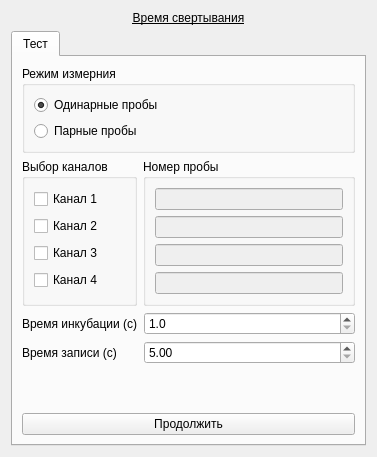
Old version of the form choisedialog/ko1.ui in the repository krang4d/Agrekola.
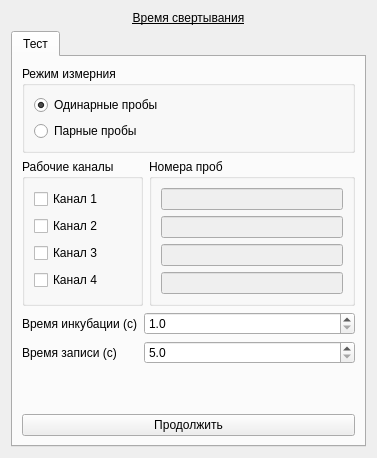
New version of the form.

Diff of the .ui file:
```diff
--- a/choisedialog/ko1.ui
+++ b/choisedialog/ko1.ui
@@ -7,7 +7,7 @@
     <x>0</x>
     <y>0</y>
     <width>377</width>
-    <height>437</height>
+    <height>458</height>
    </rect>
   </property>
   <property name="windowTitle">
@@ -83,7 +83,7 @@
          <item>
           <widget class="QGroupBox" name="groupBox_testChls">
            <property name="title">
-            <string>Выбор каналов</string>
+            <string>Рабочие каналы</string>
            </property>
            <layout class="QVBoxLayout" name="verticalLayout_4">
             <item>
@@ -120,7 +120,7 @@
          <item>
           <widget class="QGroupBox" name="groupBox_testProbNum">
            <property name="title">
-            <string>Номер пробы</string>
+            <string>Номера проб</string>
            </property>
            <layout class="QVBoxLayout" name="verticalLayout_2">
             <item>
@@ -183,6 +183,9 @@
          </item>
          <item row="1" column="1">
           <widget class="QDoubleSpinBox" name="doubleSpinBox_testWriteTime">
+           <property name="decimals">
+            <number>1</number>
+           </property>
            <property name="minimum">
             <double>5.000000000000000</double>
            </property>
```
